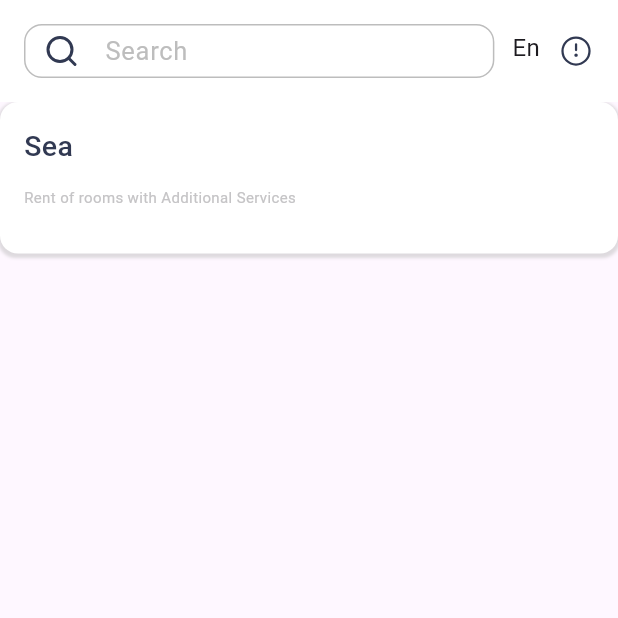
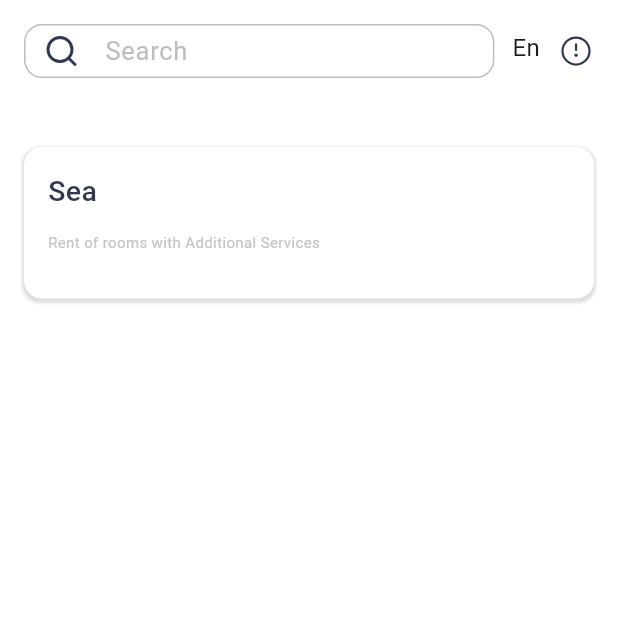
Before and after one commit to Rodion98/kelecheck, a Flutter app: the screen it shows after launch, on a phone screen of 412 x 824 dp, the top half of it. Run offline on Flutter 3.47's test engine with Material 3 defaults, Android fonts, the phone set to English and light mode, and no system bars; drawn by our look-alikes of dropdown_button2; our stand-ins replace auto_route, cached_network_image, flutter_bloc, flutter_svg, get_it, injectable; generated files the repository leaves out were written again.

Commit message:
some changes

```diff
--- a/lib/core/constants/app_images.dart
+++ b/lib/core/constants/app_images.dart
@@ -1,21 +1,21 @@
-// class AppImagePaths {
-//   // static const String emptyContent = 'assets/image/empty_content.png'; to empty.svg
-//   static const String done = 'assets/image/done.png';
-//   // static const String userDataVerificationDone =
-//   //     'assets/image/user_data_verification_done.png';
-//   // static const String smthWentWrong = 'assets/image/smth_went_wrong.png';
-//   static const String applePay = 'assets/image/apple-pay.png';
-//   static const String googlePay = 'assets/image/google-pay.png';
-//   // static const String congrats = 'assets/image/congrats.png';
-//   static const String profile = 'assets/image/profile.png';
-//   // static const String kyalCard = 'assets/image/kiyal_card.png'; to kiyal_illust.svg
-//   // static const String oxotnieCard = 'assets/image/oxotnie.png'; to hunting_illust.svg
-//   // static const String vityazCard = 'assets/image/vityaz.png'; to vityaz_illust.svg
-//   // static const String vzmoreCard = 'assets/image/vzmore.png'; to vzmore_illust.svg
-//   // static const String yasliCard = 'assets/image/yasli.png'; to kindergarden_illust.svg
-//   // static const String appIcon = 'assets/image/app-icon.png'; to logo.svg
-//   static const String appLogo = 'assets/applogo.png';
-//   // static const String educationIllustr = 'assets/image/education-illustr.png'; to ds_illust.svg
-//   // static const String search = 'assets/image/search.png'; to search_icon.svg
-//   static const String alarchaBack = 'assets/image/alarcha_back.jpeg';
-// }
+class AppImagePaths {
+  static const String emptyContent = 'assets/image/empty_content.png';
+  static const String done = 'assets/image/done.png';
+  static const String userDataVerificationDone =
+      'assets/image/user_data_verification_done.png';
+  static const String smthWentWrong = 'assets/image/smth_went_wrong.png';
+  static const String applePay = 'assets/image/apple-pay.png';
+  static const String googlePay = 'assets/image/google-pay.png';
+  static const String congrats = 'assets/image/congrats.png';
+  static const String profile = 'assets/image/profile.png';
+  static const String kyalCard = 'assets/image/kiyal_card.png';
+  static const String oxotnieCard = 'assets/image/oxotnie.png';
+  static const String vityazCard = 'assets/image/vityaz.png';
+  static const String vzmoreCard = 'assets/image/vzmore.png';
+  static const String yasliCard = 'assets/image/yasli.png';
+  static const String appIcon = 'assets/image/app-icon.png';
+  static const String appLogo = 'assets/applogo.png';
+  static const String educationIllustr = 'assets/image/education-illustr.png';
+  static const String search = 'assets/image/search.png';
+  static const String alarchaBack = 'assets/image/alarcha_back.jpeg';
+}
--- a/lib/features/main/presentation/home_screen.dart
+++ b/lib/features/main/presentation/home_screen.dart
@@ -17,16 +17,21 @@ class _HomeScreenState extends State<HomeScreen> {
   @override
   Widget build(BuildContext context) {
     return Scaffold(
+      backgroundColor: Colors.white,
       body: Column(
         mainAxisSize: MainAxisSize.min,
         children: [
           HomeAppBar(),
-          HomeServiceCardWidget(
-            widgetToReplace: Container(),
-            availableCount: 1,
-            overallCount: 1,
-            rentalOption: rentalTypes(context)[1],
-            status: MainStatus.loaded,
+          Padding(
+
+            padding: const EdgeInsets.symmetric(horizontal: 16,vertical: 30,),
+            child: HomeServiceCardWidget(
+              widgetToReplace: Container(),
+              availableCount: 1,
+              overallCount: 1,
+              rentalOption: rentalTypes(context)[1],
+              status: MainStatus.loaded,
+            ),
           )
         ],
       ),
--- a/lib/features/main/presentation/widgets/home_service_card.dart
+++ b/lib/features/main/presentation/widgets/home_service_card.dart
@@ -1,7 +1,11 @@
 import 'package:flutter/cupertino.dart';
 import 'package:flutter/material.dart';
 import 'package:flutter_bloc/flutter_bloc.dart';
+import 'package:flutter_svg/svg.dart';
+import 'package:ud_mobile_app/core/constants/app_images.dart';
 import 'package:ud_mobile_app/core/constants/enums.dart';
+import 'package:ud_mobile_app/core/widgets/custom_image.dart';
+import 'package:ud_mobile_app/core/widgets/custom_image_view.dart';
 import 'package:ud_mobile_app/features/main/data/rental_option.dart';
 
 import '../../../../core/io_ui.dart';
@@ -115,15 +119,15 @@ class _HomeServiceCardWidgetState extends State<HomeServiceCardWidget> {
       //   }
       // }
       ,
-      onTapDown: (details) => setState(() {
-        _isTapped = true;
-      }),
-      onTapUp: (details) => setState(() {
-        _isTapped = false;
-      }),
-      onTapCancel: () => setState(() {
-        _isTapped = false;
-      }),
+      // onTapDown: (details) => setState(() {
+      //   _isTapped = true;
+      // }),
+      // onTapUp: (details) => setState(() {
+      //   _isTapped = false;
+      // }),
+      // onTapCancel: () => setState(() {
+      //   _isTapped = false;
+      // }),
       borderRadius: BorderRadius.circular(12),
       splashColor: AppColors.lightBlue,
       highlightColor: AppColors.lightBlue.withOpacity(0.5),
@@ -238,10 +242,9 @@ class _HomeServiceCardWidgetState extends State<HomeServiceCardWidget> {
             const SizedBox(
               width: 30,
             ),
-            // CustomImageView(
-            //   imagePath: widget.rentalOption.imagePath,
-            //   width: 110,
-            // ),
+            // Container(color: AppColors.A7A7A7,width: 40,height: 40),
+            // SvgPicture.asset(AppImagePaths.kyalCard,height: 50,width: 50,),
+            // CustomImage(imagePath: AppImagePaths.kyalCard,placeHolder: 'assets/applogo.png',color: ,)
           ],
         ),
       ),
```
